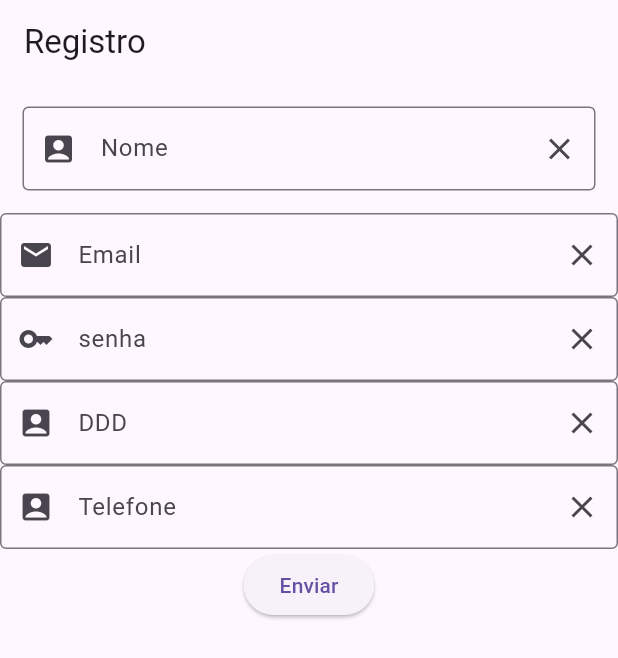
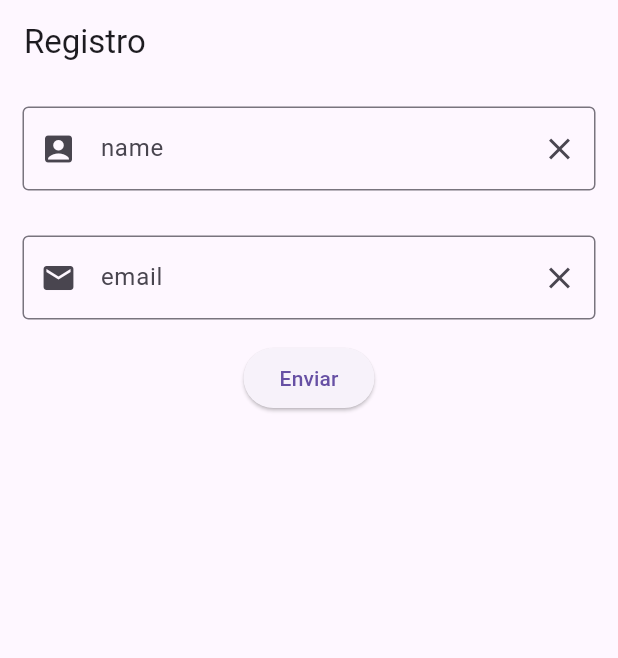
Before and after one commit to arcanjo855/desafioFlutter, a Flutter app: the screen it shows after launch, on a phone screen of 412 x 824 dp. Shown: the top 658 px of the screen. Run offline on Flutter 3.47's test engine with Material 3 defaults, Android fonts, the phone set to English and light mode, and no system bars; our stand-ins replace flutter_svg.

```diff
--- a/lib/components/my_form.dart
+++ b/lib/components/my_form.dart
@@ -19,82 +19,15 @@ class MyForm extends StatelessWidget {
         children: [
         Padding(
           padding: EdgeInsets.symmetric(horizontal: 15, vertical: 15),
-          child: TextFormField(
-            decoration: InputDecoration(
-              prefixIcon: Icon(Icons.account_box),
-              suffixIcon: Icon(Icons.clear),
-              labelText: 'Nome',
-              border: OutlineInputBorder(),
-            ),
-            controller: nameController,
-            validator: (value) {
-              if (value == null || value.isEmpty) {
-                return 'Digite seu nome';
-              }
-              return null;
-            },
-          ),
+          child:
+          InputFormName(),
+
         ),
-        TextFormField(
-          decoration: InputDecoration(
-            prefixIcon: Icon(Icons.mail),
-            suffixIcon: Icon(Icons.clear),
-            labelText: 'Email',
-            border: OutlineInputBorder(),
-          ),
-          controller: emailController,
-          validator: (value) {
-            if (value == null || value.isEmpty) {
-              return 'Digite seu login';
-            }
-            return null;
-          },
-        ),
-        TextFormField(
-          decoration: InputDecoration(
-            prefixIcon: Icon(Icons.key),
-            suffixIcon: Icon(Icons.clear),
-            labelText: 'senha',
-            border: OutlineInputBorder(),
-          ),
-          obscureText: true,
-          controller: passowordController,
-          validator: (value) {
-            if (value == null || value.isEmpty) {
-              return 'Digite sua senha!';
-            }
-            return null;
-          },
-        ),
-        TextFormField(
-          decoration: InputDecoration(
-            prefixIcon: Icon(Icons.account_box),
-            suffixIcon: Icon(Icons.clear),
-            labelText: 'DDD',
-            border: OutlineInputBorder(),
-          ),
-          controller: dddController,
-          validator: (value) {
-            if (value == null || value.isEmpty) {
-              return 'Digite seu DDD';
-            }
-            return null;
-          },
-        ),
-        TextFormField(
-          decoration: InputDecoration(
-            prefixIcon: Icon(Icons.account_box),
-            suffixIcon: Icon(Icons.clear),
-            labelText: 'Telefone',
-            border: OutlineInputBorder(),
-          ),
-          controller: telefoneController,
-          validator: (value) {
-            if (value == null || value.isEmpty) {
-              return 'Digite seu nome';
-            }
-            return null;
-          },
+        Padding(
+          padding: EdgeInsets.symmetric(horizontal: 15, vertical: 15),
+          child:
+          InputFormEmail(),
+
         ),
         ElevatedButton(
           onPressed: () {
@@ -108,3 +41,38 @@ class MyForm extends StatelessWidget {
     );
   }
 }
+
+
+class InputFormName extends StatelessWidget {
+  const InputFormName({super.key});
+
+  @override
+  Widget build(BuildContext context) {
+    // TODO: implement build
+    return TextFormField(
+          decoration: InputDecoration(
+            prefixIcon: Icon(Icons.account_box),
+            suffixIcon: Icon(Icons.clear),
+            labelText: 'name',
+            border: OutlineInputBorder(),
+          )
+    );
+  }
+}
+
+class InputFormEmail extends StatelessWidget {
+  const InputFormEmail({super.key});
+
+  @override
+  Widget build(BuildContext context) {
+    // TODO: implement build
+    return TextFormField(
+          decoration: InputDecoration(
+            prefixIcon: Icon(Icons.email),
+            suffixIcon: Icon(Icons.clear),
+            labelText: 'email',
+            border: OutlineInputBorder(),
+          )
+    );
+  }
+}
```
